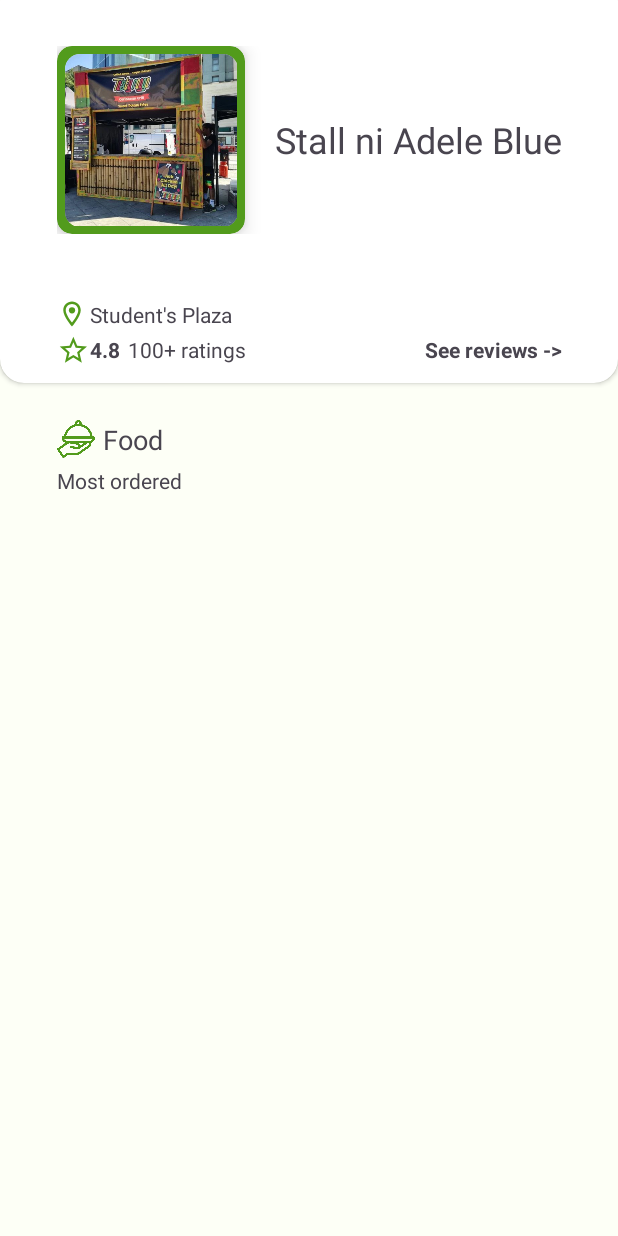
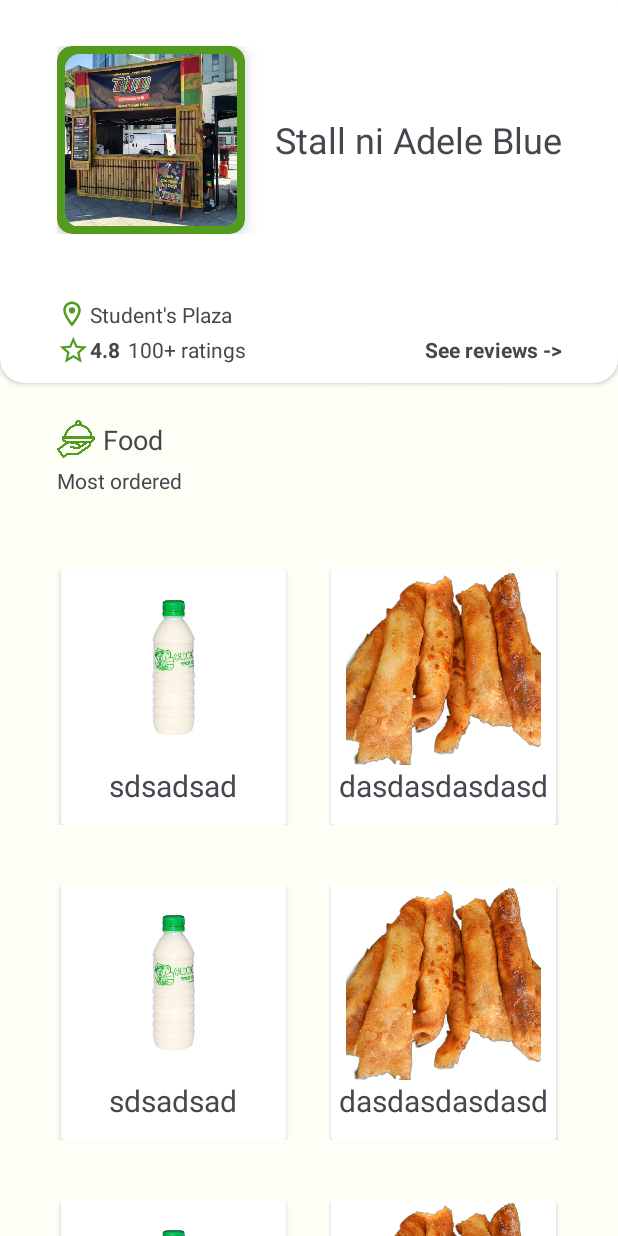
Before and after one commit to Finnmeowtons/UpangEats, an Android app: the fragment StallsInfoFragment shown on its own in the app's theme, on a phone screen of 412 x 824 dp. Run offline under Robolectric (Android 15) with nearby library versions, the light colour scheme and no system bars; Roboto replaces fonts that are not available here.

Commit message:
StallsInfoFragment

```diff
--- a/app/src/main/java/com/example/upangeats/StallsInfoFragment.kt
+++ b/app/src/main/java/com/example/upangeats/StallsInfoFragment.kt
@@ -5,6 +5,8 @@ import androidx.fragment.app.Fragment
 import android.view.LayoutInflater
 import android.view.View
 import android.view.ViewGroup
+import androidx.recyclerview.widget.LinearLayoutManager
+import com.example.upangeats.adapter.StallsInfoAdapter
 import com.example.upangeats.databinding.FragmentStallsInfoBinding
 
 
@@ -16,6 +18,8 @@ class StallsInfoFragment : Fragment() {
     ): View {
         // Inflate the layout for this fragment
         binding = FragmentStallsInfoBinding.inflate(inflater, container, false)
+        binding.stallInfosRecyclerView.layoutManager = LinearLayoutManager(this.context)
+        binding.stallInfosRecyclerView.adapter = StallsInfoAdapter()
 
 
 
--- a/app/src/main/java/com/example/upangeats/adapter/StallsInfoAdapter.kt
+++ b/app/src/main/java/com/example/upangeats/adapter/StallsInfoAdapter.kt
@@ -1,23 +1,31 @@
 package com.example.upangeats.adapter
 
+import android.view.LayoutInflater
 import android.view.View
 import android.view.ViewGroup
+import android.widget.TextView
 import androidx.recyclerview.widget.RecyclerView
+import com.example.upangeats.R
 
 class StallsInfoAdapter : RecyclerView.Adapter<StallsInfoViewHolder>() {
-    override fun onCreateViewHolder(parent: ViewGroup, viewType: Int): StallsInfoViewHolder {
-        TODO("Not yet implemented")
+    override fun onCreateViewHolder(parent : ViewGroup, viewType: Int): StallsInfoViewHolder {
+        val layoutInflater = LayoutInflater.from(parent.context)
+        val stallsInfoListItem = layoutInflater.inflate(R.layout.stalls_info_list_item,parent,false)
+        return StallsInfoViewHolder((stallsInfoListItem))
     }
 
     override fun getItemCount(): Int {
-        TODO("Not yet implemented")
+    return 5
     }
 
     override fun onBindViewHolder(holder: StallsInfoViewHolder, position: Int) {
-        TODO("Not yet implemented")
+    holder.textView1.text = "sdsadsad"
+    holder.textView2.text = "dasdasdasdasd"
     }
 }
 
 class StallsInfoViewHolder(val view:View) : RecyclerView.ViewHolder(view){
+    var textView1 = view.findViewById<TextView>(R.id.tvStallsInfo1)
+    val textView2 = view.findViewById<TextView>(R.id.tvStallsInfo2)
 
 }
--- a/app/src/main/res/layout/fragment_stalls_info.xml
+++ b/app/src/main/res/layout/fragment_stalls_info.xml
@@ -181,15 +181,15 @@
         app:layout_constraintTop_toBottomOf="@+id/textView2" />
 
     <androidx.recyclerview.widget.RecyclerView
+        android:id="@+id/stallInfosRecyclerView"
         android:layout_width="0dp"
         android:layout_height="0dp"
+        android:layout_marginStart="10dp"
+        android:layout_marginTop="10dp"
+        android:layout_marginEnd="10dp"
         app:layout_constraintBottom_toBottomOf="parent"
         app:layout_constraintEnd_toEndOf="parent"
         app:layout_constraintStart_toStartOf="parent"
-        app:layout_constraintTop_toBottomOf="@id/textView10"
-        android:layout_marginStart="10dp"
-        android:layout_marginEnd="10dp"
-        android:layout_marginTop="10dp"
-        />
+        app:layout_constraintTop_toBottomOf="@id/textView10" />
 
 </androidx.constraintlayout.widget.ConstraintLayout>
--- /dev/null
+++ b/app/src/main/res/layout/stalls_info_list_item.xml
@@ -0,0 +1,76 @@
+<?xml version="1.0" encoding="utf-8"?>
+<LinearLayout xmlns:android="http://schemas.android.com/apk/res/android"
+    xmlns:app="http://schemas.android.com/apk/res-auto"
+    android:id="@+id/clStallsInfoListItem"
+    android:layout_width="match_parent"
+    android:layout_height="wrap_content"
+    android:gravity="center"
+    android:layout_marginTop="40dp">
+
+    <androidx.cardview.widget.CardView
+        android:id="@+id/cardView7"
+        android:layout_width="150dp"
+        android:layout_height="170dp"
+        android:backgroundTint="#FFFFFF"
+        app:layout_constraintBottom_toBottomOf="parent"
+        app:layout_constraintEnd_toEndOf="parent"
+        app:layout_constraintStart_toStartOf="parent"
+        app:layout_constraintTop_toTopOf="parent">
+
+        <LinearLayout
+            android:layout_width="match_parent"
+            android:layout_height="match_parent"
+            android:orientation="vertical"
+            android:gravity="center|top">
+        <ImageView
+            android:layout_width="150dp"
+            android:layout_height="130dp"
+            android:src="@drawable/bokojos">
+
+        </ImageView>
+
+        <TextView
+            android:id="@+id/tvStallsInfo1"
+            android:layout_width="wrap_content"
+            android:layout_height="wrap_content"
+            android:text="Bokojos"
+            android:textSize="20sp"
+            >
+
+        </TextView>
+        </LinearLayout>
+
+    </androidx.cardview.widget.CardView>
+
+    <androidx.cardview.widget.CardView
+        android:id="@+id/cardView8"
+        android:layout_width="150dp"
+        android:layout_height="170dp"
+        android:backgroundTint="#FFFFFF"
+        android:layout_marginStart="30dp">
+
+        <LinearLayout
+            android:layout_width="match_parent"
+            android:layout_height="match_parent"
+            android:orientation="vertical"
+            android:gravity="center|top">
+            <ImageView
+                android:layout_width="150dp"
+                android:layout_height="130dp"
+                android:src="@drawable/turon">
+
+            </ImageView>
+
+            <TextView
+                android:id="@+id/tvStallsInfo2"
+                android:layout_width="wrap_content"
+                android:layout_height="wrap_content"
+                android:text="2ron"
+                android:textSize="20sp">
+
+            </TextView>
+        </LinearLayout>
+
+    </androidx.cardview.widget.CardView>
+
+</LinearLayout>
```
Also changed, not shown: app/src/main/res/navigation/main_activity_nav.xml (+5 -62 lines).
